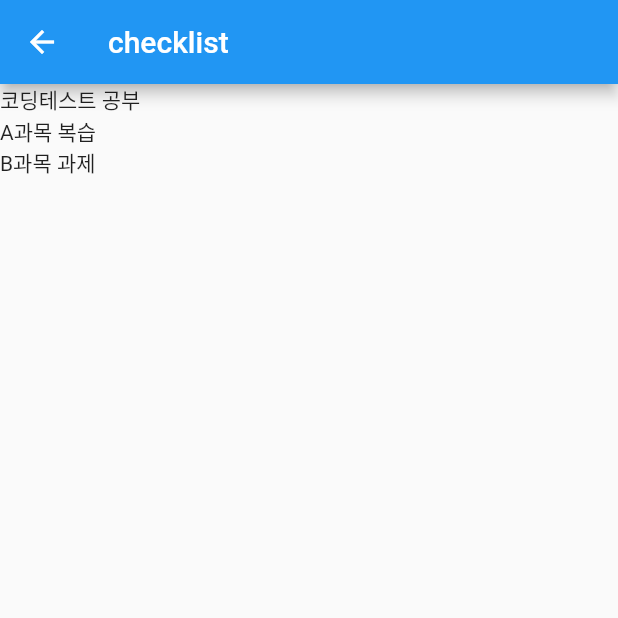
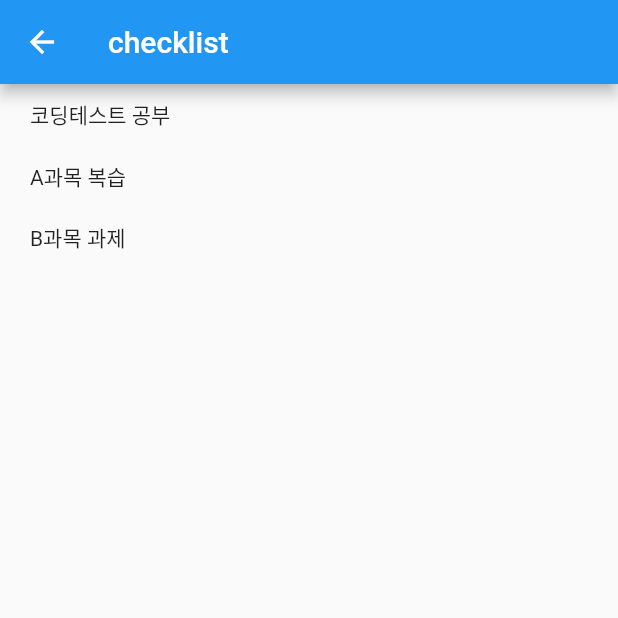
Before and after one commit to LiiNen/flutter_basic, a Flutter app: the ChecklistView screen opened directly, on a phone screen of 412 x 824 dp, the top half of it. Run offline on Flutter 3.47's test engine with Material 2 defaults, Android fonts, the phone set to English and light mode, and no system bars.

Commit message:
Add item widget

```diff
--- /dev/null
+++ b/lib/checklist_item.dart
@@ -0,0 +1,21 @@
+import 'package:flutter/material.dart';
+
+class ChecklistItem extends StatefulWidget {
+  final String text;
+  ChecklistItem({required this.text});
+
+  @override
+  State<ChecklistItem> createState() => _ChecklistItem();
+}
+
+class _ChecklistItem extends State<ChecklistItem> {
+  @override
+  Widget build(BuildContext context) {
+    return GestureDetector(
+      child: Container(
+        padding: EdgeInsets.symmetric(horizontal: 20, vertical: 10),
+        child: Text(widget.text)
+      )
+    );
+  }
+}
--- a/lib/checklist_view.dart
+++ b/lib/checklist_view.dart
@@ -1,4 +1,5 @@
 import 'package:flutter/material.dart';
+import 'package:flutter_basic_lecture/checklist_item.dart';
 
 class ChecklistView extends StatefulWidget {
   @override
@@ -20,17 +21,9 @@ class _ChecklistView extends State<ChecklistView> {
         child: Column(
           mainAxisAlignment: MainAxisAlignment.start,
           crossAxisAlignment: CrossAxisAlignment.stretch,
-          children: [
-            Container(
-              child: Text(todoList[0]),
-            ),
-            Container(
-              child: Text(todoList[1]),
-            ),
-            Container(
-              child: Text(todoList[2])
-            )
-          ]
+          children: List<Widget>.generate(todoList.length, (index) {
+            return ChecklistItem(text: todoList[index]);
+          })
         )
       )
     );
```
